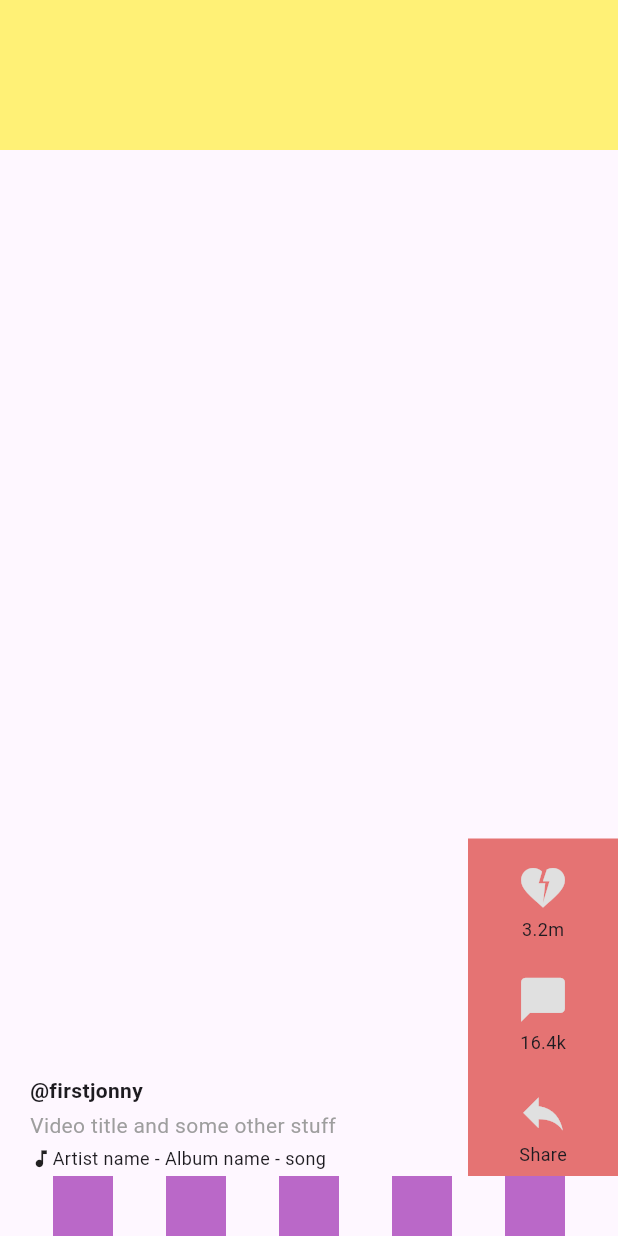
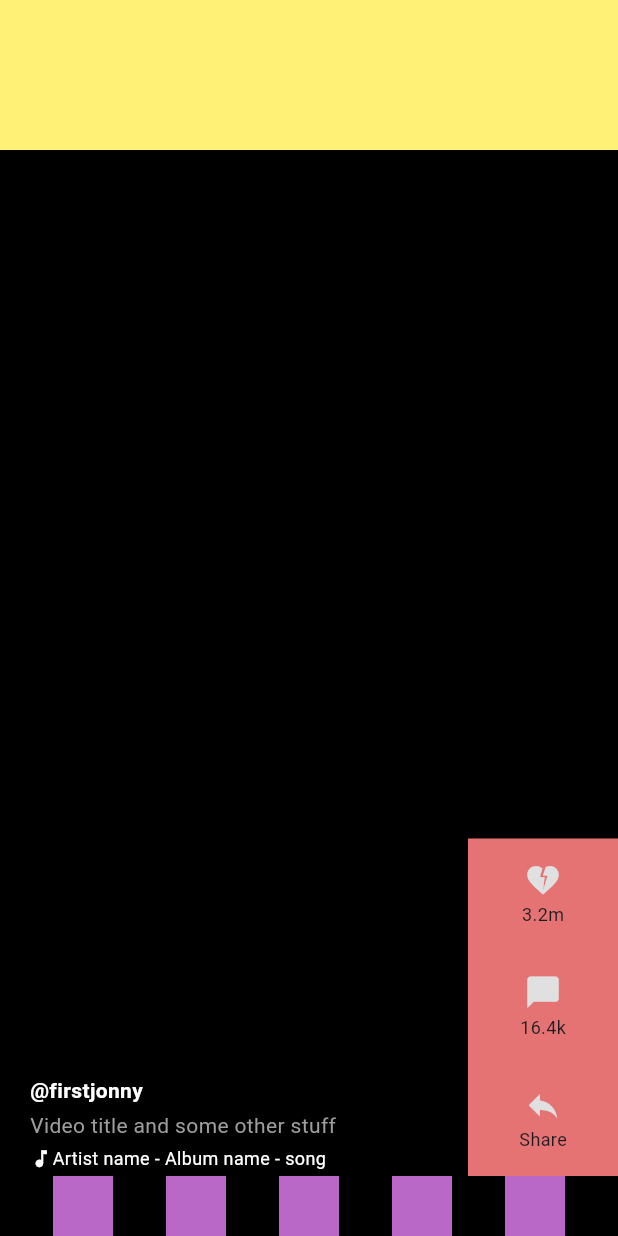
Before and after one commit to Birkity/flutter_tutorial, a Flutter app: the screen it shows after launch, on a phone screen of 412 x 824 dp. Run offline on Flutter 3.47's test engine with Material 3 defaults, Android fonts, the phone set to English and light mode, and no system bars.

```diff
--- a/tik_tok_ui/lib/home.dart
+++ b/tik_tok_ui/lib/home.dart
@@ -21,6 +21,7 @@ class Home extends StatelessWidget{
   Widget build(BuildContext context) {
     return MaterialApp(
       home: Scaffold(
+        backgroundColor: Colors.black,
         body: Column(
           children:[
           topSection,
--- a/tik_tok_ui/lib/main.dart
+++ b/tik_tok_ui/lib/main.dart
@@ -10,6 +10,12 @@ class MyApp extends StatelessWidget{
   Widget build(BuildContext context){
     return MaterialApp(
       title: 'TikTok UI',
+      theme: ThemeData(
+        textTheme: Theme.of(context).textTheme.apply(
+          bodyColor: Colors.white,
+          displayColor: Colors.white
+        )
+      ),
       home: Home(),
     );
   }
--- a/tik_tok_ui/lib/widgets/action_toolbar.dart
+++ b/tik_tok_ui/lib/widgets/action_toolbar.dart
@@ -29,7 +29,7 @@ class ActionToolbar extends StatelessWidget{
       height: 60.0,
       child: Column(
         children: [
-          Icon(icon, size: 35.0, color: Colors.grey[300],),
+          Icon(icon, size: 25.0, color: Colors.grey[300],),
           Padding(
             padding: EdgeInsets.only(top: 2.0),
             child:
@@ -39,4 +39,21 @@ class ActionToolbar extends StatelessWidget{
     );
 
   }
+
+  Widget _getFollowAction({
+    String pictureUrl
+
+  }){
+    return Container(
+      margin: EdgeInsets.symmetric(vertical: 10.0),
+      width: 60.0,
+      height: 60.0,
+      child: Stack( children: [
+        _getProfilePicture(),
+        _getPlusIcon()
+      ],
+      ),
+    );
+
+  }
 }
--- a/tik_tok_ui/lib/widgets/video_description.dart
+++ b/tik_tok_ui/lib/widgets/video_description.dart
@@ -12,12 +12,12 @@ class VideoDescription extends StatelessWidget{
         mainAxisAlignment: MainAxisAlignment.spaceEvenly,
         crossAxisAlignment: CrossAxisAlignment.start,
         children:<Widget> [
-          Text("@firstjonny", style: TextStyle(fontWeight: FontWeight.bold),),
+          Text("@firstjonny", style: TextStyle(fontWeight: FontWeight.bold, color: Colors.white), ),
           Text("Video title and some other stuff", style: TextStyle(color: Colors.grey[500]),),
           Row(
             children: [
-              Icon(Icons.music_note, size: 15.0,),
-              Text("Artist name - Album name - song", style: TextStyle(fontSize: 12.0),),
+              Icon(Icons.music_note, size: 15.0, color: Colors.white,),
+              Text("Artist name - Album name - song", style: TextStyle(fontSize: 12.0, color: Colors.white),),
             ],
 
           ),
```
